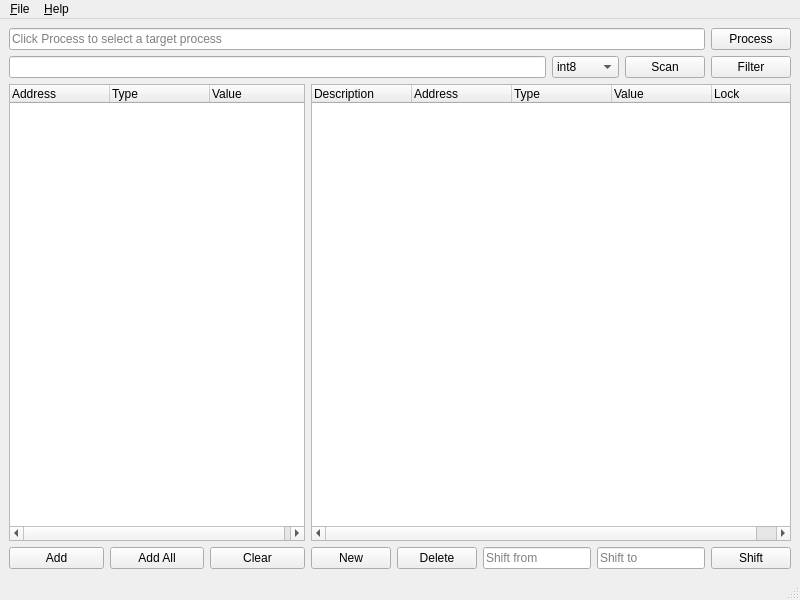
The window that ui/main-qt.ui (allencch/med) describes before a commit, drawn with Qt 5.
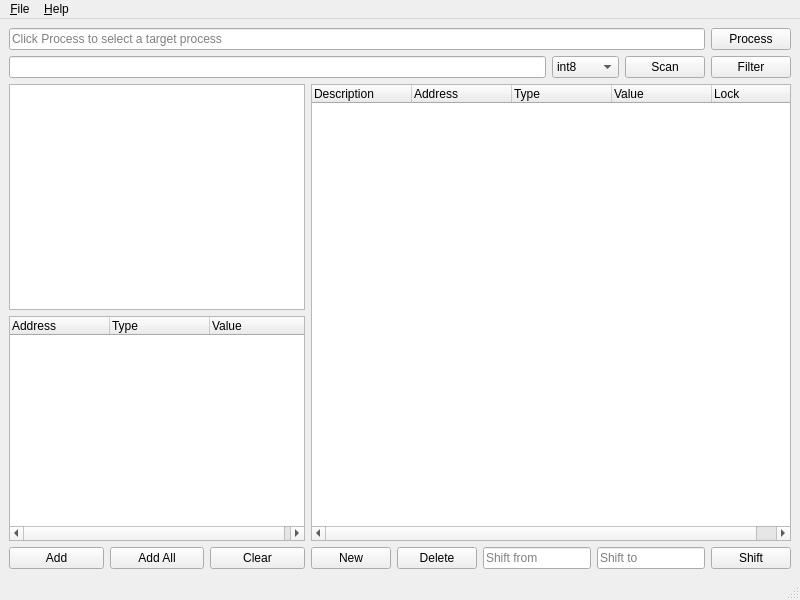
The same window after the commit.

Commit message: Display TreeView

Patch:
```diff
--- a/ui/main-qt.ui
+++ b/ui/main-qt.ui
@@ -102,6 +102,9 @@
      <layout class="QHBoxLayout" name="horizontalLayout_3">
       <item>
        <layout class="QVBoxLayout" name="verticalLayout">
+        <item>
+         <widget class="QTreeView" name="scanTreeView"/>
+        </item>
         <item>
          <widget class="QTreeWidget" name="scanTreeWidget">
           <column>
```
The commit also changes 1 other file.
